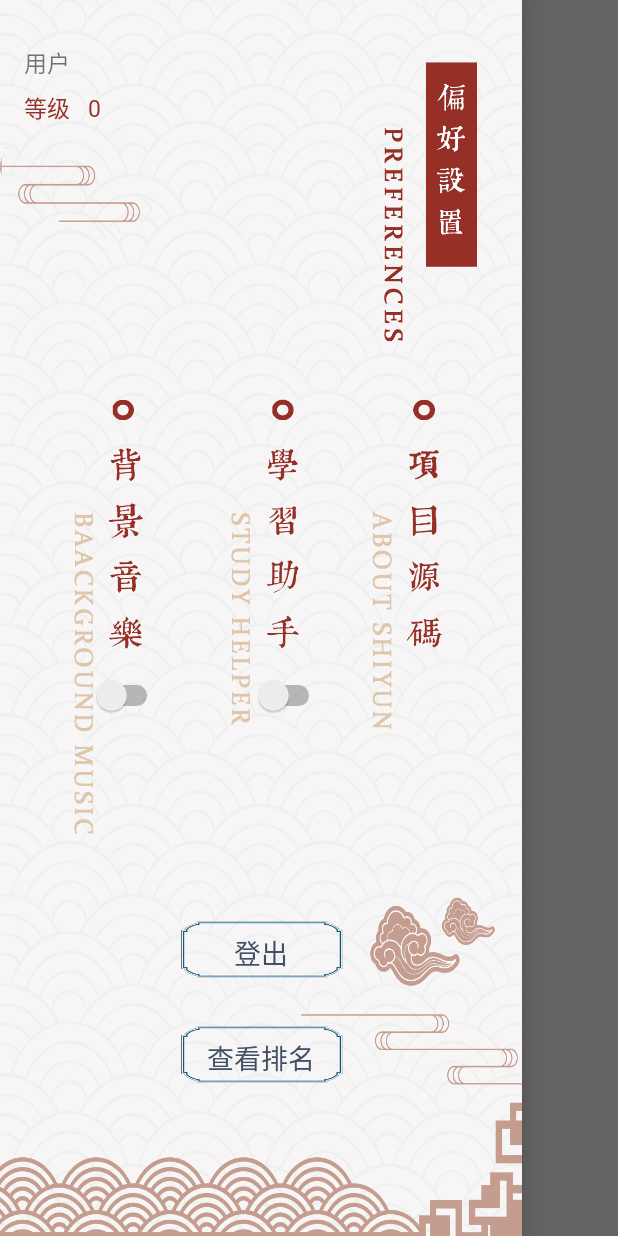
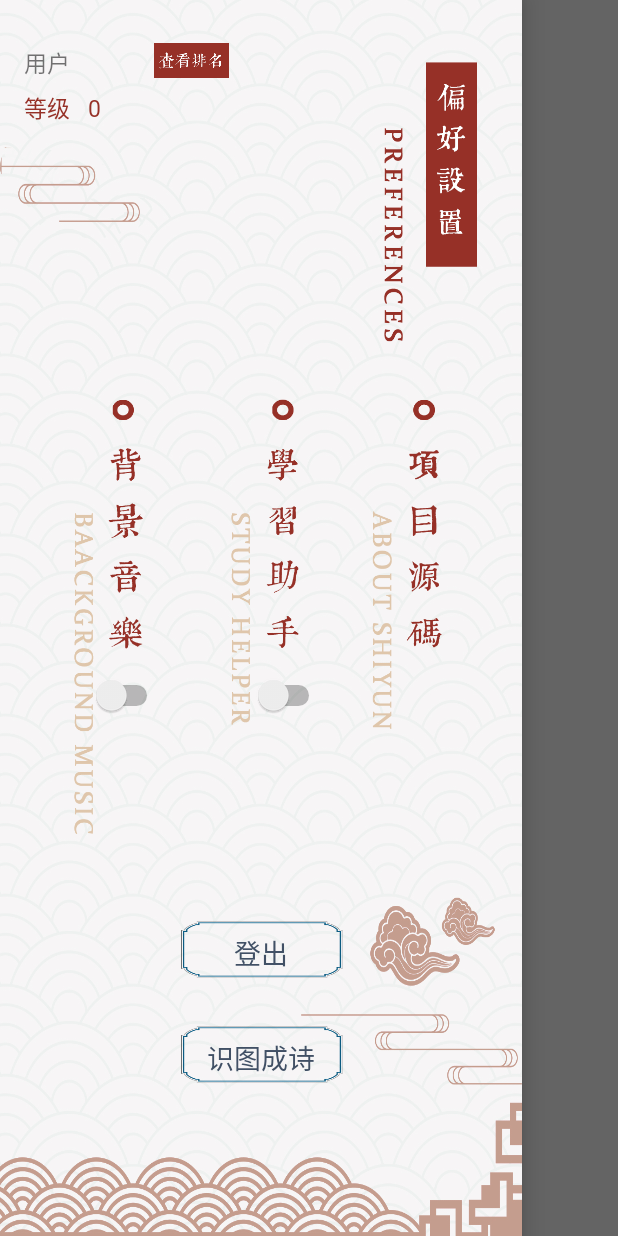
Before and after one commit to dwenking/poem-cloud-app, an Android app: the BaseActivity screen opened directly, with no data from a screen before it, with the side drawer open, on a phone screen of 412 x 824 dp. Run offline under Robolectric (Android 15) with nearby library versions, the light colour scheme and no system bars; libraries missing offline, so code that uses them is left out: site.gemus.openingstartanimation; 3 statements that could not run were skipped.

Commit message:
change button

```diff
--- a/poemcloud/app/src/main/java/com/ecnu/poemcloud/activity/BaseActivity.java
+++ b/poemcloud/app/src/main/java/com/ecnu/poemcloud/activity/BaseActivity.java
@@ -34,8 +34,9 @@ import java.util.TimeZone;
 
 public class BaseActivity extends AppCompatActivity implements View.OnClickListener, CompoundButton.OnCheckedChangeListener{
 
-    Button checkrank;
+    ImageButton checkrank;
     Button logout;
+    Button takePhoto;
     ImageButton project;
     Switch bgm;
     Switch notice;
@@ -74,9 +75,11 @@ public class BaseActivity extends AppCompatActivity implements View.OnClickListe
         project=findViewById(R.id.project);
         bgm=findViewById(R.id.bgm);
         notice=findViewById(R.id.notice);
+        takePhoto=findViewById(R.id.take_photo);
 
         checkrank.setOnClickListener(this);
         logout.setOnClickListener(this);
+        takePhoto.setOnClickListener(this);
         project.setOnClickListener(this);
         bgm.setOnCheckedChangeListener(this);
         notice.setOnCheckedChangeListener(this);
@@ -148,6 +151,10 @@ public class BaseActivity extends AppCompatActivity implements View.OnClickListe
                 intent3.setData(uri);
                 startActivity(intent3);
                 break;
+            case R.id.take_photo:
+                Intent intent4=new Intent(this,PoemGenActivity.class);
+                startActivity(intent4);
+                break;
         }
     }
 
--- a/poemcloud/app/src/main/res/layout/activity_main.xml
+++ b/poemcloud/app/src/main/res/layout/activity_main.xml
@@ -122,17 +122,27 @@
             android:text="@string/logout"/>
 
         <Button
-            android:id="@+id/checkrank"
+            android:id="@+id/take_photo"
             android:layout_width="140dp"
             android:layout_height="70dp"
             android:layout_gravity="center_vertical"
             android:layout_below="@+id/logout"
             android:layout_centerHorizontal="true"
             android:background="@drawable/minibutton_blue"
-            android:text="查看排名"
+            android:text="识图成诗"
             android:textColor="#415065"
             android:textSize="18dp"
             />
+        <ImageButton
+            android:id="@+id/checkrank"
+            android:layout_width="60dp"
+            android:layout_height="40dp"
+            android:src="@drawable/rankbutton2"
+            android:layout_toRightOf="@+id/level"
+            android:scaleType="fitXY"
+            android:layout_marginTop="20dp"
+            android:layout_marginLeft="30dp"
+            android:background="#00000000"/>
 
         <ImageView
             android:layout_width="91dp"
--- a/poemcloud/app/src/main/res/layout/activity_rank.xml
+++ b/poemcloud/app/src/main/res/layout/activity_rank.xml
@@ -4,7 +4,7 @@
     android:id="@+id/refreshLayout"
     android:layout_width="match_parent"
     android:layout_height="match_parent"
-    android:background="@drawable/login_back">
+    android:background="@drawable/rank_back">
     <com.scwang.smartrefresh.layout.header.BezierRadarHeader
 
         android:layout_width="match_parent"
@@ -16,7 +16,7 @@
         android:id="@+id/list_view"
         android:layout_width="match_parent"
         android:layout_height="match_parent"
-        android:layout_marginTop="20dp"/>
+        android:layout_marginTop="120dp"/>
     <com.scwang.smartrefresh.layout.footer.ClassicsFooter
         android:layout_width="match_parent"
         android:layout_height="wrap_content"/>
```
Also changed, not shown: poemcloud/app/src/main/res/layout/activity_content.xml (+6 -8 lines), poemcloud/app/src/main/res/layout/activity_setting.xml (+12 -1 lines), poemcloud/app/src/main/res/drawable-hdpi/rank_back.jpg (added), poemcloud/app/src/main/res/drawable-hdpi/rankbutton.png (added), poemcloud/app/src/main/res/drawable-hdpi/rankbutton2.png (added), poemcloud/app/src/main/res/drawable-hdpi/upbutton.png (added).
